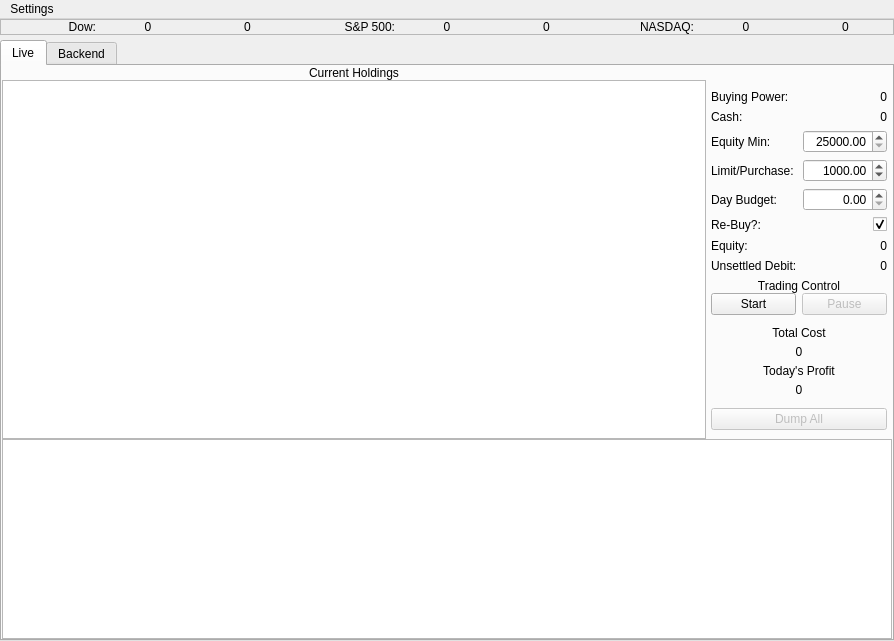
Above: ui/KStock.ui from aseylys/KStock before the change. Below: the same form after it.
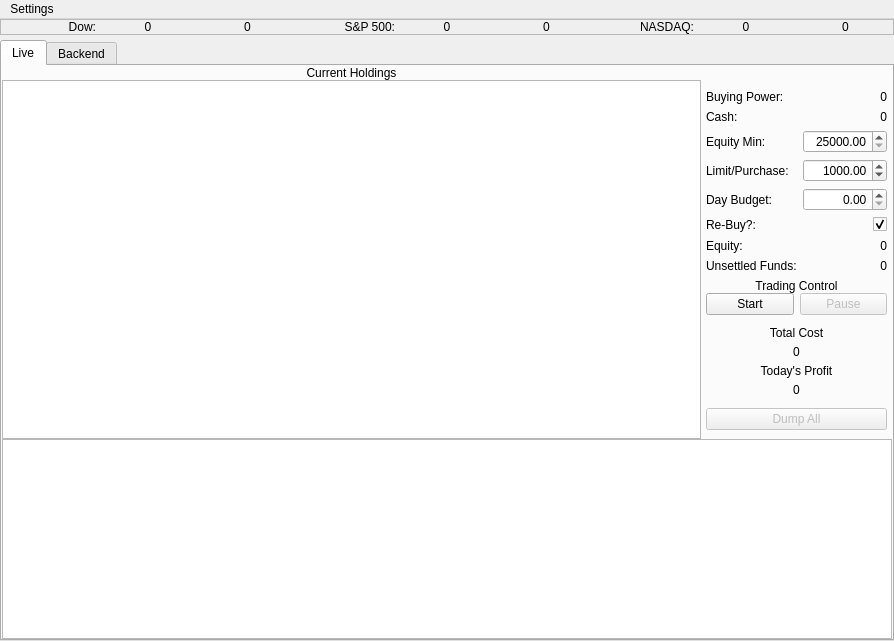
That is the form after the change. Custom widgets are drawn as their Qt base class.

```diff
--- a/ui/KStock.ui
+++ b/ui/KStock.ui
@@ -401,7 +401,7 @@
               <string>&lt;html&gt;&lt;head/&gt;&lt;body&gt;&lt;p&gt;How much you have borrowed from Robinhood&lt;/p&gt;&lt;/body&gt;&lt;/html&gt;</string>
              </property>
              <property name="text">
-              <string>Unsettled Debit:</string>
+              <string>Unsettled Funds:</string>
              </property>
             </widget>
            </item>
```
Left out of the diff: 4 changed lines with no effect on the pictures.
